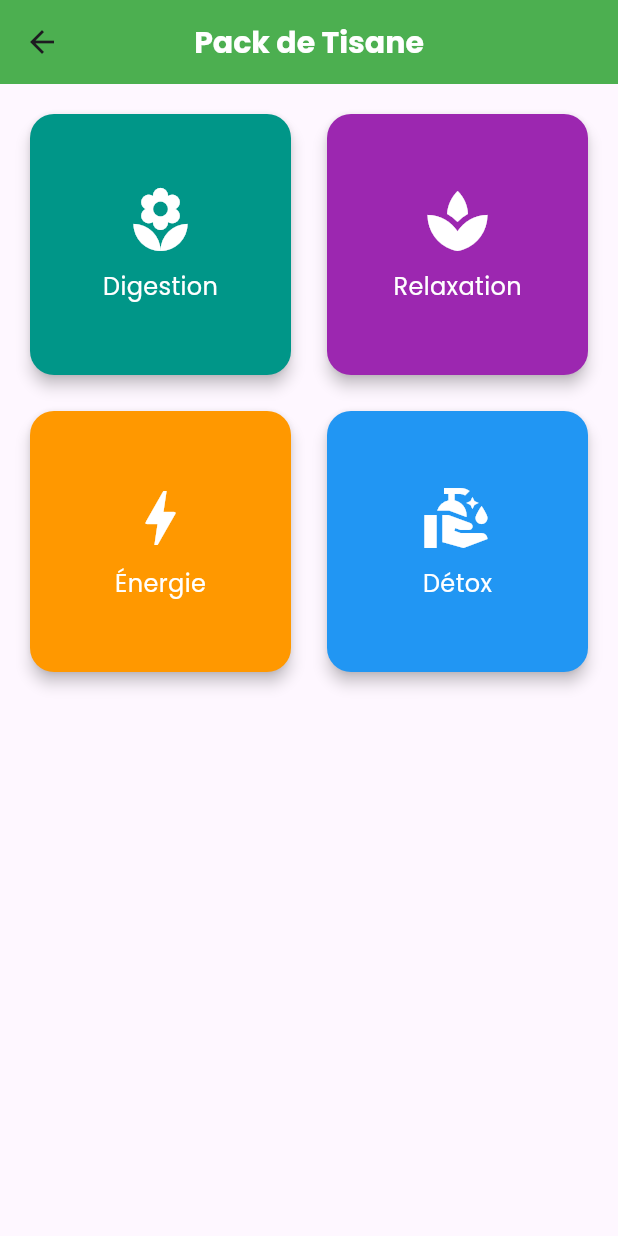
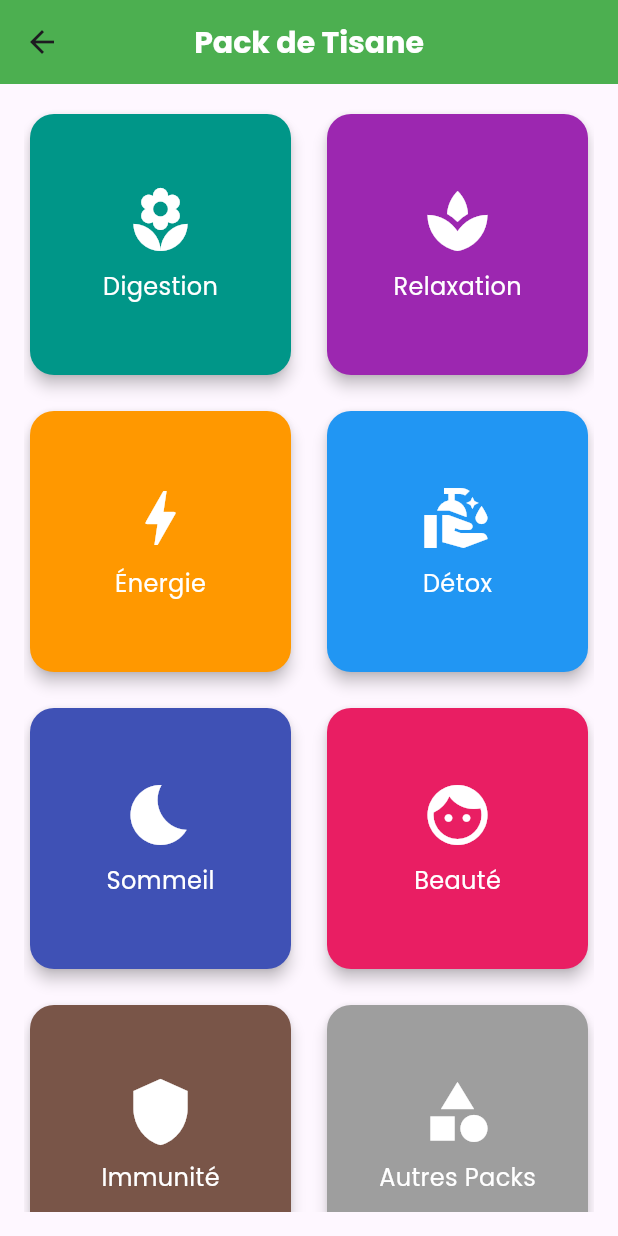
Before and after one commit to DivineProj/my_plant_app, a Flutter app: the PackTisanePage screen opened by its route, on a phone screen of 412 x 824 dp. Run offline on Flutter 3.47's test engine with Material 3 defaults, Android fonts, the phone set to English and light mode, and no system bars; our stand-ins replace shared_preferences; accounts and stored records are empty; network calls fail.

Commit message:
Second Commit

```diff
--- a/lib/pages/tisane_page.dart
+++ b/lib/pages/tisane_page.dart
@@ -7,12 +7,12 @@ class PackTisanePage extends StatelessWidget {
   Widget build(BuildContext context) {
     return Scaffold(
       appBar: AppBar(
-        centerTitle: true, // Centrer le titre
+        centerTitle: true,
         title: const Text(
           'Pack de Tisane',
           style: TextStyle(
             fontFamily: 'Poppins',
-            color: Colors.white, // Texte en blanc
+            color: Colors.white,
             fontSize: 20,
             fontWeight: FontWeight.bold,
           ),
@@ -30,6 +30,10 @@ class PackTisanePage extends StatelessWidget {
             _buildTisaneCard(context, 'Relaxation', Icons.spa, Colors.purple, 'relaxation'),
             _buildTisaneCard(context, 'Énergie', Icons.bolt, Colors.orange, 'energie'),
             _buildTisaneCard(context, 'Détox', Icons.clean_hands, Colors.blue, 'detox'),
+            _buildTisaneCard(context, 'Sommeil', Icons.bedtime, Colors.indigo, 'sommeil'),
+            _buildTisaneCard(context, 'Beauté', Icons.face, Colors.pink, 'beaute'),
+            _buildTisaneCard(context, 'Immunité', Icons.shield, Colors.brown, 'immunite'),
+            _buildTisaneCard(context, 'Autres Packs', Icons.category, Colors.grey, 'autres'),
           ],
         ),
       ),
@@ -39,7 +43,7 @@ class PackTisanePage extends StatelessWidget {
   Widget _buildTisaneCard(BuildContext context, String title, IconData icon, Color color, String routeName) {
     return GestureDetector(
       onTap: () {
-        Navigator.pushNamed(context, '/$routeName'); // Redirection vers une route (à définir dans main.dart)
+        Navigator.pushNamed(context, '/$routeName');
       },
       child: Card(
         color: color,
```
